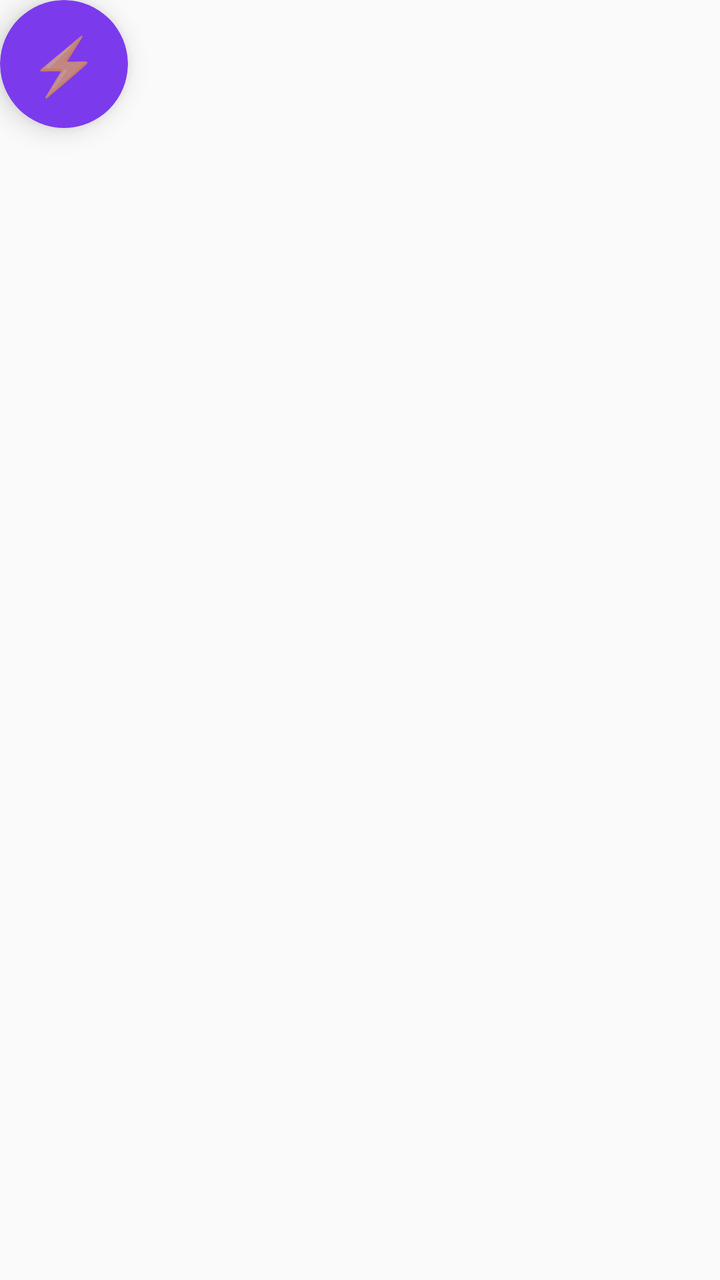
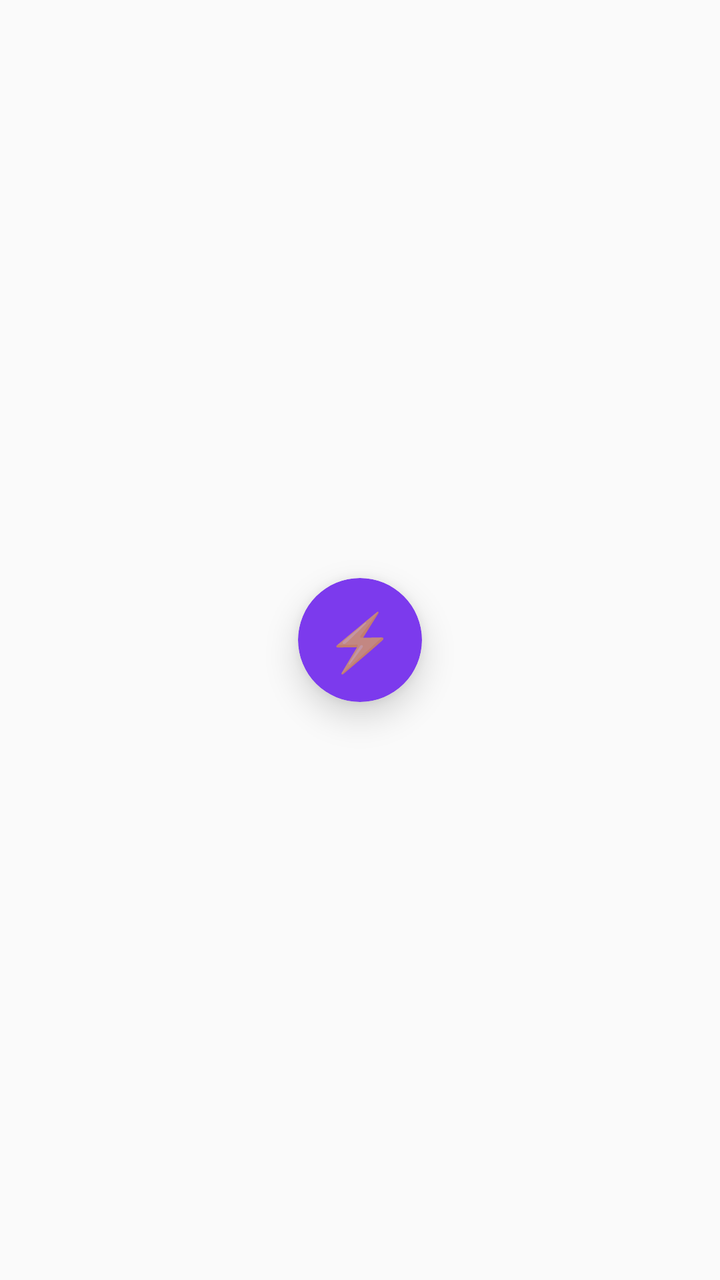

Two renders of the same Android screen: before a commit and after it. Below are the layout's source before the change and the commit's diff.
<!-- AndroidManifest.xml: application theme Theme.Bypass -->
<!-- res/layout/view_floating_bubble.xml -->
<?xml version="1.0" encoding="utf-8"?>
<FrameLayout xmlns:android="http://schemas.android.com/apk/res/android"
    xmlns:app="http://schemas.android.com/apk/res-auto"
    android:id="@+id/bubble_root"
    android:layout_width="64dp"
    android:layout_height="64dp">

    <androidx.cardview.widget.CardView
        android:layout_width="64dp"
        android:layout_height="64dp"
        app:cardCornerRadius="32dp"
        app:cardElevation="8dp"
        app:cardBackgroundColor="#FF7C3AED">

        <TextView
            android:layout_width="match_parent"
            android:layout_height="match_parent"
            android:gravity="center"
            android:text="⚡"
            android:textSize="28sp" />
    </androidx.cardview.widget.CardView>
</FrameLayout>
<!-- resources referenced by this layout -->
<resources>
  <style name="Theme.Bypass" parent="android:Theme.Material.Light.NoActionBar">
          <item name="android:statusBarColor">@android:color/transparent</item>
          <item name="android:navigationBarColor">@android:color/transparent</item>
      </style>
</resources>

<!-- the commit's change to res/layout/view_floating_bubble.xml (unified diff, before → after) -->
@@ -2,17 +2,20 @@
 <FrameLayout xmlns:android="http://schemas.android.com/apk/res/android"
     xmlns:app="http://schemas.android.com/apk/res-auto"
     android:id="@+id/bubble_root"
-    android:layout_width="64dp"
-    android:layout_height="64dp">
+    android:layout_width="66dp"
+    android:layout_height="66dp">
 
     <androidx.cardview.widget.CardView
-        android:layout_width="64dp"
-        android:layout_height="64dp"
-        app:cardCornerRadius="32dp"
-        app:cardElevation="8dp"
+        android:id="@+id/bubble_card"
+        android:layout_width="62dp"
+        android:layout_height="62dp"
+        android:layout_gravity="center"
+        app:cardCornerRadius="31dp"
+        app:cardElevation="10dp"
         app:cardBackgroundColor="#FF7C3AED">
 
         <TextView
+            android:id="@+id/bubble_icon"
             android:layout_width="match_parent"
             android:layout_height="match_parent"
             android:gravity="center"
